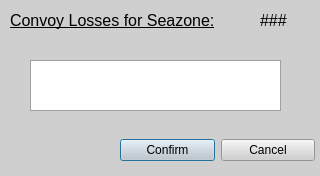
Qt form AandAQTCreatorUI/seazone.ui (prwilkin/Axis-Allies-Companion) before a commit.
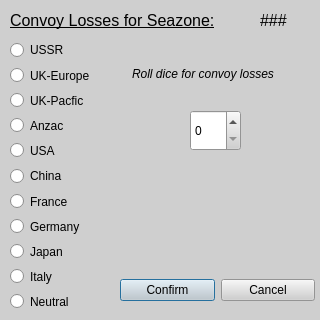
The same form after that commit.

```diff
--- a/AandAQTCreatorUI/seazone.ui
+++ b/AandAQTCreatorUI/seazone.ui
@@ -7,7 +7,7 @@
     <x>0</x>
     <y>0</y>
     <width>320</width>
-    <height>176</height>
+    <height>320</height>
    </rect>
   </property>
   <property name="palette">
@@ -508,21 +508,11 @@
     <string>&lt;html&gt;&lt;head/&gt;&lt;body&gt;&lt;p&gt;&lt;span style=&quot; font-size:12pt;&quot;&gt;###&lt;/span&gt;&lt;/p&gt;&lt;/body&gt;&lt;/html&gt;</string>
    </property>
   </widget>
-  <widget class="QPlainTextEdit" name="numInput">
-   <property name="geometry">
-    <rect>
-     <x>30</x>
-     <y>60</y>
-     <width>251</width>
-     <height>51</height>
-    </rect>
-   </property>
-  </widget>
   <widget class="QWidget" name="horizontalLayoutWidget">
    <property name="geometry">
     <rect>
      <x>120</x>
-     <y>130</y>
+     <y>270</y>
      <width>195</width>
      <height>41</height>
     </rect>
@@ -550,6 +540,118 @@
     </item>
    </layout>
   </widget>
+  <widget class="QSpinBox" name="convoyLoss">
+   <property name="geometry">
+    <rect>
+     <x>190</x>
+     <y>110</y>
+     <width>51</width>
+     <height>41</height>
+    </rect>
+   </property>
+  </widget>
+  <widget class="QWidget" name="verticalLayoutWidget">
+   <property name="geometry">
+    <rect>
+     <x>10</x>
+     <y>40</y>
+     <width>101</width>
+     <height>271</height>
+    </rect>
+   </property>
+   <layout class="QVBoxLayout" name="buttons">
+    <item>
+     <widget class="QRadioButton" name="ussr">
+      <property name="text">
+       <string>USSR</string>
+      </property>
+     </widget>
+    </item>
+    <item>
+     <widget class="QRadioButton" name="ukeur">
+      <property name="text">
+       <string>UK-Europe</string>
+      </property>
+     </widget>
+    </item>
+    <item>
+     <widget class="QRadioButton" name="ukpac">
+      <property name="text">
+       <string>UK-Pacfic</string>
+      </property>
+     </widget>
+    </item>
+    <item>
+     <widget class="QRadioButton" name="anzac">
+      <property name="text">
+       <string>Anzac</string>
+      </property>
+     </widget>
+    </item>
+    <item>
+     <widget class="QRadioButton" name="usa">
+      <property name="text">
+       <string>USA</string>
+      </property>
+     </widget>
+    </item>
+    <item>
+     <widget class="QRadioButton" name="china">
+      <property name="text">
+       <string>China</string>
+      </property>
+     </widget>
+    </item>
+    <item>
+     <widget class="QRadioButton" name="fra">
+      <property name="text">
+       <string>France</string>
+      </property>
+     </widget>
+    </item>
+    <item>
+     <widget class="QRadioButton" name="ger">
+      <property name="text">
+       <string>Germany</string>
+      </property>
+     </widget>
+    </item>
+    <item>
+     <widget class="QRadioButton" name="jap">
+      <property name="text">
+       <string>Japan</string>
+      </property>
+     </widget>
+    </item>
+    <item>
+     <widget class="QRadioButton" name="ita">
+      <property name="text">
+       <string>Italy</string>
+      </property>
+     </widget>
+    </item>
+    <item>
+     <widget class="QRadioButton" name="nue">
+      <property name="text">
+       <string>Neutral</string>
+      </property>
+     </widget>
+    </item>
+   </layout>
+  </widget>
+  <widget class="QLabel" name="label_2">
+   <property name="geometry">
+    <rect>
+     <x>132</x>
+     <y>59</y>
+     <width>181</width>
+     <height>31</height>
+    </rect>
+   </property>
+   <property name="text">
+    <string>&lt;html&gt;&lt;head/&gt;&lt;body&gt;&lt;p&gt;&lt;span style=&quot; font-style:italic;&quot;&gt;Roll dice for convoy losses&lt;/span&gt;&lt;/p&gt;&lt;/body&gt;&lt;/html&gt;</string>
+   </property>
+  </widget>
  </widget>
  <resources/>
  <connections/>
```
